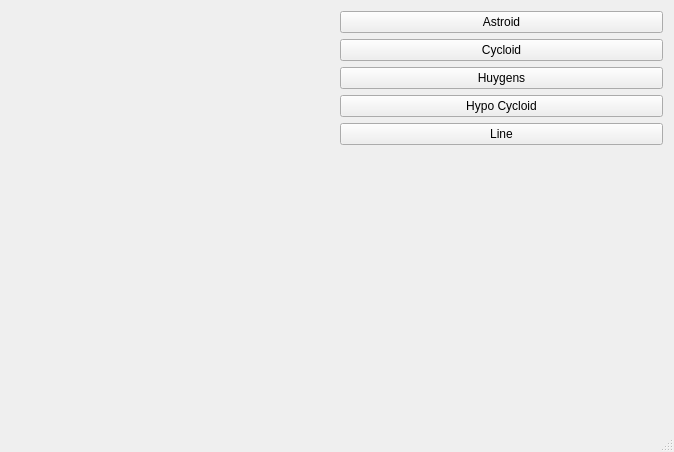
The window that mainwindow.ui (marjano89/QtCurvesCPP) describes before a commit, drawn with Qt 5.
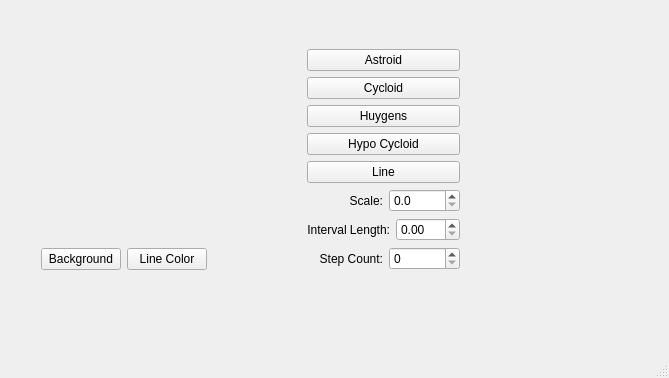
The same window after the commit. Custom widgets are drawn as their Qt base class.

Diff of the .ui file:
```diff
--- a/mainwindow.ui
+++ b/mainwindow.ui
@@ -6,21 +6,63 @@
    <rect>
     <x>0</x>
     <y>0</y>
-    <width>674</width>
-    <height>452</height>
+    <width>669</width>
+    <height>378</height>
    </rect>
   </property>
   <property name="windowTitle">
    <string>MainWindow</string>
   </property>
   <widget class="QWidget" name="centralWidget">
+   <widget class="QWidget" name="">
+    <property name="geometry">
+     <rect>
+      <x>30</x>
+      <y>30</y>
+      <width>441</width>
+      <height>259</height>
+     </rect>
+    </property>
    <layout class="QGridLayout" name="gridLayout">
     <item row="0" column="0">
-     <layout class="QHBoxLayout" name="horizontalLayout">
+      <layout class="QVBoxLayout" name="verticalLayout_2">
       <item>
        <widget class="RenderArea" name="renderArea" native="true"/>
       </item>
       <item>
+        <layout class="QHBoxLayout" name="horizontalLayout_4">
+         <item>
+          <widget class="QPushButton" name="btnBackground">
+           <property name="text">
+            <string>Background</string>
+           </property>
+          </widget>
+         </item>
+         <item>
+          <widget class="QPushButton" name="btnLineColor">
+           <property name="text">
+            <string>Line Color</string>
+           </property>
+          </widget>
+         </item>
+         <item>
+          <spacer name="horizontalSpacer">
+           <property name="orientation">
+            <enum>Qt::Horizontal</enum>
+           </property>
+           <property name="sizeHint" stdset="0">
+            <size>
+             <width>98</width>
+             <height>20</height>
+            </size>
+           </property>
+          </spacer>
+         </item>
+        </layout>
+       </item>
+      </layout>
+     </item>
+     <item row="0" column="1">
        <layout class="QVBoxLayout" name="verticalLayout">
         <item>
          <widget class="QPushButton" name="btnAstroid">
@@ -58,23 +100,99 @@
          </widget>
         </item>
         <item>
-         <spacer name="verticalSpacer">
-          <property name="orientation">
-           <enum>Qt::Vertical</enum>
-          </property>
-          <property name="sizeHint" stdset="0">
+        <layout class="QHBoxLayout" name="horizontalLayout">
+         <item>
+          <widget class="QLabel" name="label">
+           <property name="text">
+            <string>Scale:</string>
+           </property>
+           <property name="alignment">
+            <set>Qt::AlignRight|Qt::AlignTrailing|Qt::AlignVCenter</set>
+           </property>
+          </widget>
+         </item>
+         <item>
+          <widget class="QDoubleSpinBox" name="spinScale">
+           <property name="maximumSize">
            <size>
-            <width>20</width>
-            <height>40</height>
-           </size>
-          </property>
-         </spacer>
+             <width>71</width>
+             <height>16777215</height>
+            </size>
+           </property>
+           <property name="decimals">
+            <number>1</number>
+           </property>
+           <property name="singleStep">
+            <double>0.100000000000000</double>
+           </property>
+          </widget>
         </item>
        </layout>
       </item>
-     </layout>
-    </item>
-   </layout>
+       <item>
+        <layout class="QHBoxLayout" name="horizontalLayout_2">
+         <item>
+          <widget class="QLabel" name="label_2">
+           <property name="text">
+            <string>Interval Length:</string>
+           </property>
+           <property name="alignment">
+            <set>Qt::AlignRight|Qt::AlignTrailing|Qt::AlignVCenter</set>
+           </property>
+          </widget>
+         </item>
+         <item>
+          <widget class="QDoubleSpinBox" name="spinInterval">
+           <property name="maximumSize">
+            <size>
+             <width>71</width>
+             <height>16777215</height>
+            </size>
+           </property>
+           <property name="maximum">
+            <double>100.000000000000000</double>
+           </property>
+           <property name="singleStep">
+            <double>0.100000000000000</double>
+           </property>
+          </widget>
+         </item>
+        </layout>
+       </item>
+       <item>
+        <layout class="QHBoxLayout" name="horizontalLayout_3">
+         <item>
+          <widget class="QLabel" name="label_3">
+           <property name="text">
+            <string>Step Count:</string>
+           </property>
+           <property name="alignment">
+            <set>Qt::AlignRight|Qt::AlignTrailing|Qt::AlignVCenter</set>
+           </property>
+          </widget>
+         </item>
+         <item>
+          <widget class="QSpinBox" name="spinCount">
+           <property name="maximumSize">
+            <size>
+             <width>71</width>
+             <height>16777215</height>
+            </size>
+           </property>
+           <property name="maximum">
+            <number>512</number>
+           </property>
+           <property name="singleStep">
+            <number>1</number>
+           </property>
+          </widget>
+         </item>
+        </layout>
+       </item>
+      </layout>
+     </item>
+    </layout>
+   </widget>
   </widget>
   <widget class="QStatusBar" name="statusBar"/>
  </widget>
```
Lines whose indentation alone changed are shown as unchanged.
